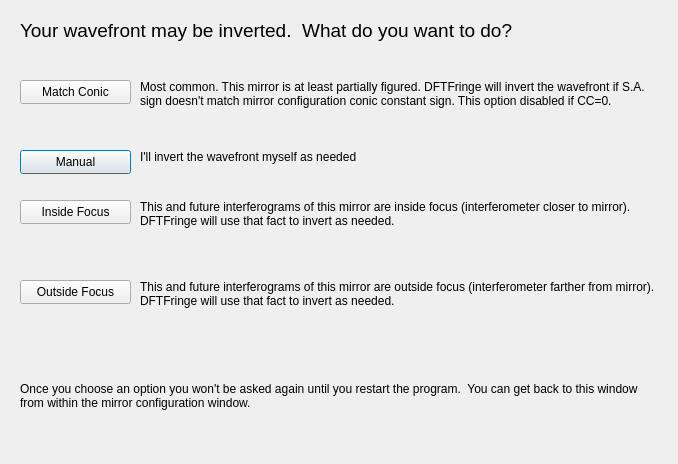
githubdoe/DFTFringe, file autoinvertdlg.ui: the form before one commit.
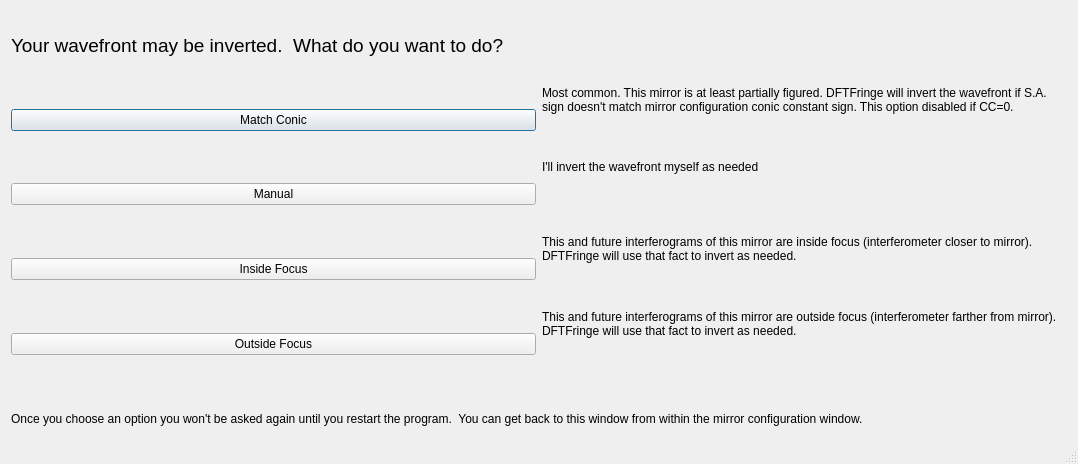
The form after the commit.

Commit message: Made auto invert resizable

```diff
--- a/autoinvertdlg.ui
+++ b/autoinvertdlg.ui
@@ -6,96 +6,52 @@
    <rect>
     <x>0</x>
     <y>0</y>
-    <width>678</width>
+    <width>1078</width>
     <height>464</height>
    </rect>
   </property>
+  <property name="sizePolicy">
+   <sizepolicy hsizetype="Preferred" vsizetype="Preferred">
+    <horstretch>3</horstretch>
+    <verstretch>1</verstretch>
+   </sizepolicy>
+  </property>
   <property name="windowTitle">
    <string>Invert Wavefront Mode</string>
   </property>
+  <property name="sizeGripEnabled">
+   <bool>true</bool>
+  </property>
   <property name="modal">
    <bool>true</bool>
   </property>
-  <widget class="QPushButton" name="btnManual">
-   <property name="geometry">
-    <rect>
-     <x>20</x>
-     <y>150</y>
-     <width>111</width>
-     <height>24</height>
-    </rect>
+  <layout class="QVBoxLayout" name="verticalLayout">
+   <item>
+    <widget class="QLabel" name="lblMain">
+     <property name="font">
+      <font>
+       <pointsize>14</pointsize>
+      </font>
    </property>
    <property name="text">
-    <string>Manual</string>
-   </property>
-  </widget>
+      <string>Your wavefront may be inverted.  What do you want to do?</string>
+     </property>
+     <property name="wordWrap">
+      <bool>true</bool>
+     </property>
+    </widget>
+   </item>
+   <item>
+    <layout class="QHBoxLayout" name="horizontalLayout">
+     <item>
   <widget class="QPushButton" name="btnUseConic">
-   <property name="geometry">
-    <rect>
-     <x>20</x>
-     <y>80</y>
-     <width>111</width>
-     <height>24</height>
-    </rect>
-   </property>
    <property name="text">
     <string>Match Conic</string>
    </property>
   </widget>
-  <widget class="QPushButton" name="btnInside">
-   <property name="geometry">
-    <rect>
-     <x>20</x>
-     <y>200</y>
-     <width>111</width>
-     <height>24</height>
-    </rect>
-   </property>
-   <property name="text">
-    <string>Inside Focus</string>
-   </property>
-  </widget>
-  <widget class="QPushButton" name="btnOutside">
-   <property name="geometry">
-    <rect>
-     <x>20</x>
-     <y>280</y>
-     <width>111</width>
-     <height>24</height>
-    </rect>
-   </property>
-   <property name="text">
-    <string>Outside Focus</string>
-   </property>
-  </widget>
-  <widget class="QLabel" name="label">
-   <property name="geometry">
-    <rect>
-     <x>140</x>
-     <y>150</y>
-     <width>521</width>
-     <height>41</height>
-    </rect>
-   </property>
-   <property name="text">
-    <string>I'll invert the wavefront myself as needed</string>
-   </property>
-   <property name="alignment">
-    <set>Qt::AlignLeading|Qt::AlignLeft|Qt::AlignTop</set>
-   </property>
-   <property name="wordWrap">
-    <bool>true</bool>
-   </property>
-  </widget>
+     </item>
+     <item>
   <widget class="QLabel" name="label_2">
-   <property name="geometry">
-    <rect>
-     <x>140</x>
-     <y>80</y>
-     <width>521</width>
-     <height>61</height>
-    </rect>
-   </property>
    <property name="text">
     <string>Most common. This mirror is at least partially figured. DFTFringe will invert the wavefront if S.A. sign doesn't match mirror configuration conic constant sign. This option disabled if CC=0.</string>
    </property>
@@ -106,15 +62,44 @@
     <bool>true</bool>
    </property>
   </widget>
+     </item>
+    </layout>
+   </item>
+   <item>
+    <layout class="QHBoxLayout" name="horizontalLayout_2">
+     <item>
+      <widget class="QPushButton" name="btnManual">
+       <property name="text">
+        <string>Manual</string>
+       </property>
+      </widget>
+     </item>
+     <item>
+      <widget class="QLabel" name="label">
+       <property name="text">
+        <string>I'll invert the wavefront myself as needed</string>
+       </property>
+       <property name="alignment">
+        <set>Qt::AlignLeading|Qt::AlignLeft|Qt::AlignTop</set>
+       </property>
+       <property name="wordWrap">
+        <bool>true</bool>
+       </property>
+      </widget>
+     </item>
+    </layout>
+   </item>
+   <item>
+    <layout class="QHBoxLayout" name="horizontalLayout_3">
+     <item>
+      <widget class="QPushButton" name="btnInside">
+       <property name="text">
+        <string>Inside Focus</string>
+       </property>
+      </widget>
+     </item>
+     <item>
   <widget class="QLabel" name="label_3">
-   <property name="geometry">
-    <rect>
-     <x>140</x>
-     <y>200</y>
-     <width>521</width>
-     <height>71</height>
-    </rect>
-   </property>
    <property name="text">
     <string>This and future interferograms of this mirror are inside focus (interferometer closer to mirror).  DFTFringe will use that fact to invert as needed.</string>
    </property>
@@ -125,15 +110,20 @@
     <bool>true</bool>
    </property>
   </widget>
+     </item>
+    </layout>
+   </item>
+   <item>
+    <layout class="QHBoxLayout" name="horizontalLayout_4">
+     <item>
+      <widget class="QPushButton" name="btnOutside">
+       <property name="text">
+        <string>Outside Focus</string>
+       </property>
+      </widget>
+     </item>
+     <item>
   <widget class="QLabel" name="label_4">
-   <property name="geometry">
-    <rect>
-     <x>140</x>
-     <y>280</y>
-     <width>521</width>
-     <height>61</height>
-    </rect>
-   </property>
    <property name="text">
     <string>This and future interferograms of this mirror are outside focus (interferometer farther from mirror).  DFTFringe will use that fact to invert as needed.</string>
    </property>
@@ -144,36 +134,11 @@
     <bool>true</bool>
    </property>
   </widget>
-  <widget class="QLabel" name="lblMain">
-   <property name="geometry">
-    <rect>
-     <x>20</x>
-     <y>0</y>
-     <width>641</width>
-     <height>61</height>
-    </rect>
-   </property>
-   <property name="font">
-    <font>
-     <pointsize>14</pointsize>
-    </font>
-   </property>
-   <property name="text">
-    <string>Your wavefront may be inverted.  What do you want to do?</string>
-   </property>
-   <property name="wordWrap">
-    <bool>true</bool>
-   </property>
-  </widget>
+     </item>
+    </layout>
+   </item>
+   <item>
   <widget class="QLabel" name="label_6">
-   <property name="geometry">
-    <rect>
-     <x>20</x>
-     <y>350</y>
-     <width>631</width>
-     <height>91</height>
-    </rect>
-   </property>
    <property name="text">
     <string>Once you choose an option you won't be asked again until you restart the program.  You can get back to this window from within the mirror configuration window.</string>
    </property>
@@ -181,6 +146,8 @@
     <bool>true</bool>
    </property>
   </widget>
+   </item>
+  </layout>
  </widget>
  <resources/>
  <connections/>
```
Lines whose indentation alone changed are shown as unchanged. The commit also changes 3 other files.
